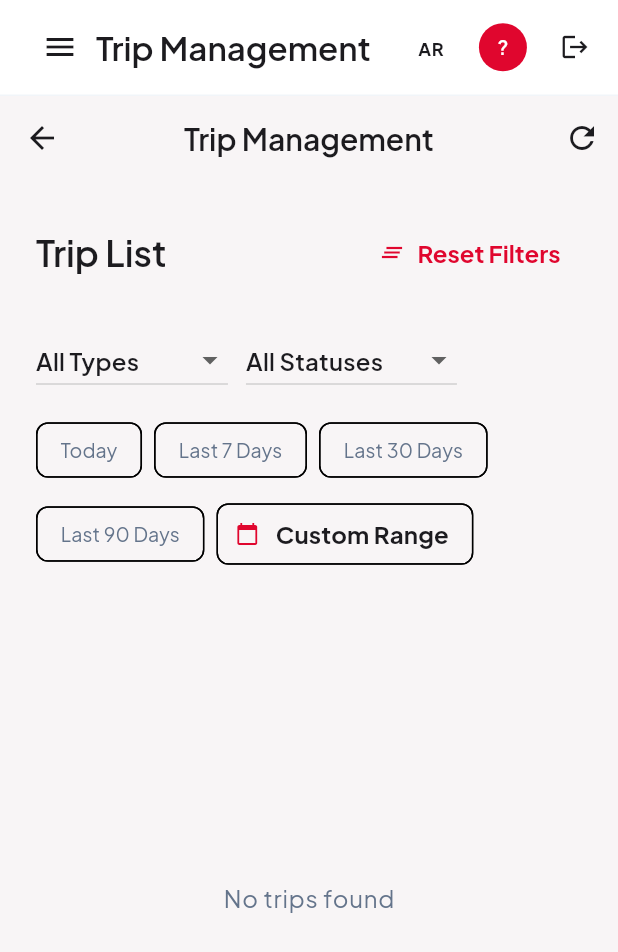
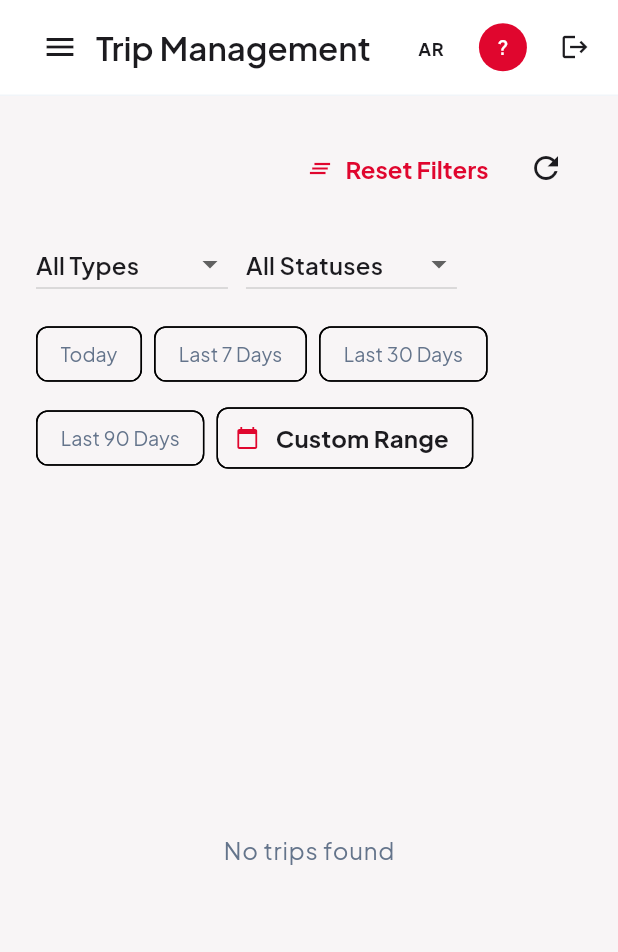
Before and after one commit to ibrahimmaher2503-source/biko, a Flutter app: the AdminTripsScreen screen opened by its route, on a phone screen of 412 x 824 dp. Shown: the top 952 px of the screen. Run offline on Flutter 3.47's test engine with Material 3 defaults, Android fonts, the phone set to English and light mode, and no system bars; our stand-ins replace cached_network_image, cloud_firestore, cloud_functions, firebase_auth, firebase_core, firebase_database and 14 more; missing offline and left inert: dart:html, flutter_facebook_auth, flutter_polyline_points; accounts and stored records are empty.

Commit message:
fix: remove duplicate titles, fix page title, and improve promo empty state
- web/index.html: <title> and apple-mobile-web-app-title → "Biko Admin"
- admin_customers_screen: remove duplicate AppBar (AdminLayoutShell provides topbar)
- admin_trips_screen: remove duplicate AppBar and list_title heading; move refresh
  button into the body row alongside the filter reset button
- admin_data_table: add optional emptyWidget parameter to override plain empty text
- admin_promos_screen: pass emptyWidget with message + Create button when no promos

Co-Authored-By: Claude Sonnet 4.6 <noreply@anthropic.com>

```diff
--- a/lib/features/admin/screens/admin_customers_screen.dart
+++ b/lib/features/admin/screens/admin_customers_screen.dart
@@ -21,7 +21,6 @@ class AdminCustomersScreen extends GetView<AdminUsersController> {
     final colors = theme.extension<AppColorsExtension>()!;
 
     return Scaffold(
-      appBar: AppBar(title: Text('admin.users.customers_title'.tr)),
       body: Padding(
         padding: const EdgeInsets.all(24),
         child: Obx(
--- a/lib/features/admin/screens/admin_trips_screen.dart
+++ b/lib/features/admin/screens/admin_trips_screen.dart
@@ -27,37 +27,28 @@ class AdminTripsScreen extends GetView<AdminTripsController> {
     final colors = theme.extension<AppColorsExtension>()!;
 
     return Scaffold(
-      appBar: AppBar(
-        title: Text('admin.trips.title'.tr),
-        actions: [
-          IconButton(
-            icon: const Icon(Icons.refresh),
-            onPressed: controller.loadTrips,
-            tooltip: 'admin.common.refresh'.tr,
-          ),
-        ],
-      ),
       body: Padding(
         padding: const EdgeInsets.all(24),
         child: Column(
           crossAxisAlignment: CrossAxisAlignment.start,
           children: [
-            // Page title and filter reset
+            // Filter reset and refresh
             Row(
-              mainAxisAlignment: MainAxisAlignment.spaceBetween,
+              mainAxisAlignment: MainAxisAlignment.end,
               children: [
-                Text(
-                  'admin.trips.list_title'.tr,
-                  style: theme.textTheme.headlineSmall,
-                ),
                 TextButton.icon(
                   icon: const Icon(Icons.clear_all, size: 18),
                   label: Text('admin.common.reset_filters'.tr),
                   onPressed: controller.resetFilters,
                 ),
+                IconButton(
+                  icon: const Icon(Icons.refresh),
+                  onPressed: controller.loadTrips,
+                  tooltip: 'admin.common.refresh'.tr,
+                ),
               ],
             ),
-            const SizedBox(height: 24),
+            const SizedBox(height: 16),
 
             // Data table with filters
             Expanded(
--- a/lib/features/admin/widgets/admin_data_table.dart
+++ b/lib/features/admin/widgets/admin_data_table.dart
@@ -29,6 +29,7 @@ class AdminDataTable<T> extends StatelessWidget {
     this.onRowTap,
     this.isLoading = false,
     this.emptyMessage,
+    this.emptyWidget,
     this.hasNextPage = false,
     this.hasPreviousPage = false,
     this.onNextPage,
@@ -46,6 +47,7 @@ class AdminDataTable<T> extends StatelessWidget {
   final ValueChanged<T>? onRowTap;
   final bool isLoading;
   final String? emptyMessage;
+  final Widget? emptyWidget;
   final bool hasNextPage;
   final bool hasPreviousPage;
   final VoidCallback? onNextPage;
@@ -95,12 +97,13 @@ class AdminDataTable<T> extends StatelessWidget {
               ? const Center(child: AppLoading())
               : rows.isEmpty
               ? Center(
-                  child: Text(
-                    emptyMessage ?? 'admin.common.no_data'.tr,
-                    style: theme.textTheme.bodyLarge?.copyWith(
-                      color: colors.textMuted,
-                    ),
-                  ),
+                  child: emptyWidget ??
+                      Text(
+                        emptyMessage ?? 'admin.common.no_data'.tr,
+                        style: theme.textTheme.bodyLarge?.copyWith(
+                          color: colors.textMuted,
+                        ),
+                      ),
                 )
               : SingleChildScrollView(
                   child: Column(
```
Also changed, not shown: lib/features/admin/screens/admin_promos_screen.dart (+18 -1 lines), 1 other file.
